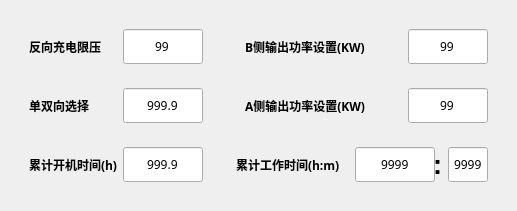
Before: the Qt Designer form tform6.ui in Curtain-Wang/BatteryControl, drawn with Qt 5.
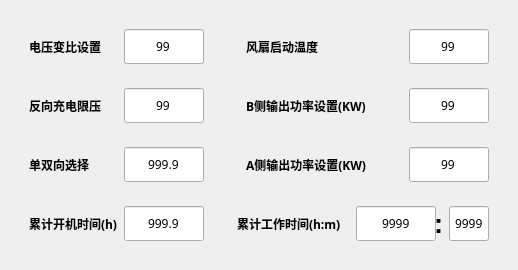
After: the same form once the commit is applied. Custom widgets are drawn as their Qt base class.

Diff of the .ui file:
```diff
--- a/tform6.ui
+++ b/tform6.ui
@@ -6,8 +6,8 @@
    <rect>
     <x>0</x>
     <y>0</y>
-    <width>482</width>
-    <height>187</height>
+    <width>518</width>
+    <height>209</height>
    </rect>
   </property>
   <property name="windowTitle">
@@ -26,6 +26,70 @@
       <string/>
      </property>
      <layout class="QVBoxLayout" name="verticalLayout_6">
+      <item>
+       <widget class="QGroupBox" name="groupBox_46">
+        <property name="styleSheet">
+         <string notr="true">QGroupBox {
+    border: none
+}
+</string>
+        </property>
+        <property name="title">
+         <string/>
+        </property>
+        <layout class="QHBoxLayout" name="horizontalLayout_37">
+         <item>
+          <widget class="QLabel" name="label_35">
+           <property name="font">
+            <font>
+             <family>Microsoft YaHei</family>
+             <bold>true</bold>
+            </font>
+           </property>
+           <property name="text">
+            <string>电压变比设置</string>
+           </property>
+          </widget>
+         </item>
+         <item>
+          <widget class="MyLineEdit" name="d31">
+           <property name="sizePolicy">
+            <sizepolicy hsizetype="Fixed" vsizetype="Fixed">
+             <horstretch>0</horstretch>
+             <verstretch>0</verstretch>
+            </sizepolicy>
+           </property>
+           <property name="minimumSize">
+            <size>
+             <width>80</width>
+             <height>35</height>
+            </size>
+           </property>
+           <property name="maximumSize">
+            <size>
+             <width>80</width>
+             <height>35</height>
+            </size>
+           </property>
+           <property name="font">
+            <font>
+             <family>Microsoft YaHei</family>
+            </font>
+           </property>
+           <property name="text">
+            <string>99</string>
+           </property>
+           <property name="alignment">
+            <set>Qt::AlignCenter</set>
+           </property>
+           <property name="readOnly">
+            <bool>true</bool>
+           </property>
+          </widget>
+         </item>
+        </layout>
+       </widget>
+      </item>
       <item>
        <widget class="QGroupBox" name="groupBox_43">
         <property name="styleSheet">
@@ -83,7 +147,7 @@
             <set>Qt::AlignCenter</set>
            </property>
            <property name="readOnly">
-            <bool>false</bool>
+            <bool>true</bool>
            </property>
           </widget>
          </item>
@@ -146,6 +210,9 @@
            <property name="alignment">
             <set>Qt::AlignCenter</set>
            </property>
+           <property name="readOnly">
+            <bool>true</bool>
+           </property>
           </widget>
          </item>
         </layout>
@@ -230,6 +297,70 @@
       <string/>
      </property>
      <layout class="QVBoxLayout" name="verticalLayout">
+      <item>
+       <widget class="QGroupBox" name="groupBox_52">
+        <property name="styleSheet">
+         <string notr="true">QGroupBox {
+    border: none
+}
+</string>
+        </property>
+        <property name="title">
+         <string/>
+        </property>
+        <layout class="QHBoxLayout" name="horizontalLayout_42">
+         <item>
+          <widget class="QLabel" name="label_40">
+           <property name="font">
+            <font>
+             <family>Microsoft YaHei</family>
+             <bold>true</bold>
+            </font>
+           </property>
+           <property name="text">
+            <string>风扇启动温度</string>
+           </property>
+          </widget>
+         </item>
+         <item>
+          <widget class="MyLineEdit" name="d9">
+           <property name="sizePolicy">
+            <sizepolicy hsizetype="Fixed" vsizetype="Fixed">
+             <horstretch>0</horstretch>
+             <verstretch>0</verstretch>
+            </sizepolicy>
+           </property>
+           <property name="minimumSize">
+            <size>
+             <width>80</width>
+             <height>35</height>
+            </size>
+           </property>
+           <property name="maximumSize">
+            <size>
+             <width>80</width>
+             <height>35</height>
+            </size>
+           </property>
+           <property name="font">
+            <font>
+             <family>Microsoft YaHei</family>
+            </font>
+           </property>
+           <property name="text">
+            <string>99</string>
+           </property>
+           <property name="alignment">
+            <set>Qt::AlignCenter</set>
+           </property>
+           <property name="readOnly">
+            <bool>true</bool>
+           </property>
+          </widget>
+         </item>
+        </layout>
+       </widget>
+      </item>
       <item>
        <widget class="QGroupBox" name="groupBox_50">
         <property name="styleSheet">
@@ -256,7 +387,7 @@
           </widget>
          </item>
          <item>
-          <widget class="QLineEdit" name="d37_1">
+          <widget class="MyLineEdit" name="d37">
            <property name="sizePolicy">
             <sizepolicy hsizetype="Fixed" vsizetype="Fixed">
              <horstretch>0</horstretch>
@@ -287,7 +418,7 @@
             <set>Qt::AlignCenter</set>
            </property>
            <property name="readOnly">
-            <bool>false</bool>
+            <bool>true</bool>
            </property>
           </widget>
          </item>
@@ -320,7 +451,7 @@
           </widget>
          </item>
          <item>
-          <widget class="QLineEdit" name="d36_1">
+          <widget class="MyLineEdit" name="d36">
            <property name="sizePolicy">
             <sizepolicy hsizetype="Fixed" vsizetype="Fixed">
              <horstretch>0</horstretch>
@@ -351,7 +482,7 @@
             <set>Qt::AlignCenter</set>
            </property>
            <property name="readOnly">
-            <bool>false</bool>
+            <bool>true</bool>
            </property>
           </widget>
          </item>
@@ -489,6 +620,13 @@
    </item>
   </layout>
  </widget>
+ <customwidgets>
+  <customwidget>
+   <class>MyLineEdit</class>
+   <extends>QLineEdit</extends>
+   <header>mylineedit.h</header>
+  </customwidget>
+ </customwidgets>
  <resources/>
  <connections/>
 </ui>
```
Left out of the diff: 4 changed lines with no effect on the pictures.
